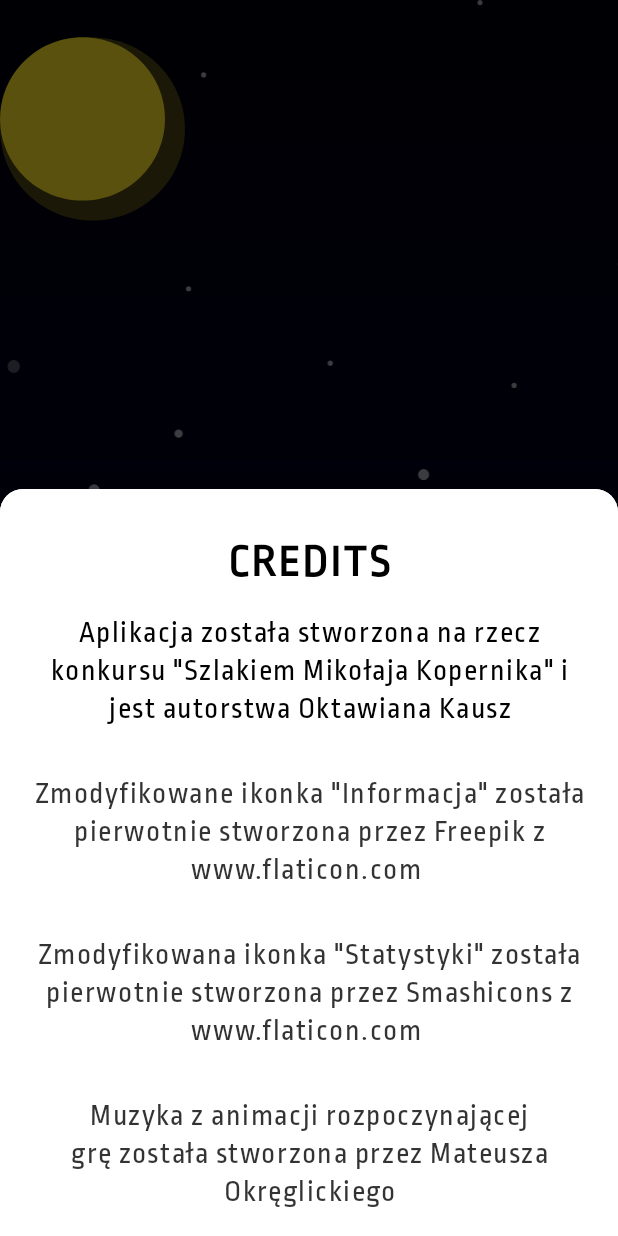
After one commit to whycody/ZiemiaKopernika, an Android app: the fragment CreditsBottomSheet placed in its activity, on a phone screen of 412 x 824 dp. The commit adds this screen. Run offline under Robolectric (Android 15) with nearby library versions, the phone set to English and light mode, and no system bars; libraries missing offline, so code that uses them is left out: pl.bclogic.pulsator4droid; plain views replace PulsatorLayout; 3 statements that could not run were skipped.

Commit message:
Added credits

```diff
--- /dev/null
+++ b/app/src/main/java/pl/ziemiakopernika/ziemiakopernika/credits/CreditsBottomSheet.java
@@ -0,0 +1,21 @@
+package pl.ziemiakopernika.ziemiakopernika.credits;
+
+import android.os.Bundle;
+import android.support.annotation.NonNull;
+import android.support.annotation.Nullable;
+import android.support.design.widget.BottomSheetDialogFragment;
+import android.view.LayoutInflater;
+import android.view.View;
+import android.view.ViewGroup;
+
+import pl.ziemiakopernika.ziemiakopernika.R;
+
+public class CreditsBottomSheet extends BottomSheetDialogFragment {
+
+    @Nullable
+    @Override
+    public View onCreateView(@NonNull LayoutInflater inflater, @Nullable ViewGroup container, @Nullable Bundle savedInstanceState) {
+        View view = inflater.inflate(R.layout.activity_credits, container);
+        return view;
+    }
+}
--- a/app/src/main/java/pl/ziemiakopernika/ziemiakopernika/main/MainActivity.java
+++ b/app/src/main/java/pl/ziemiakopernika/ziemiakopernika/main/MainActivity.java
@@ -16,7 +16,7 @@ import pl.ziemiakopernika.ziemiakopernika.R;
 public class MainActivity extends AppCompatActivity implements MainView {
 
     private ImageView earthView;
-    private ImageButton muteBtn, settingsBtn, statisticsBtn;
+    private ImageButton muteBtn, creditsBtn, statisticsBtn;
     private Button startGameBtn;
     private PulsatorLayout pulsatorLayout;
     private View animationView;
@@ -30,7 +30,7 @@ public class MainActivity extends AppCompatActivity implements MainView {
         setContentView(R.layout.activity_main);
         earthView = findViewById(R.id.earth_view);
         muteBtn = findViewById(R.id.mute_btn);
-        settingsBtn = findViewById(R.id.settings_btn);
+        creditsBtn = findViewById(R.id.credits_btn);
         statisticsBtn = findViewById(R.id.statistics_btn);
         pulsatorLayout = findViewById(R.id.pulsator);
         startGameBtn = findViewById(R.id.start_game_btn);
@@ -44,7 +44,7 @@ public class MainActivity extends AppCompatActivity implements MainView {
         pulsatorLayout.start();
         startGameBtn.setOnClickListener(startGameOnClick);
         muteBtn.setOnClickListener(muteOnClick);
-        settingsBtn.setOnClickListener(settingsOnClick);
+        creditsBtn.setOnClickListener(creditsOnClicked);
         statisticsBtn.setOnClickListener(statisticsOnClick);
     }
 
@@ -79,10 +79,10 @@ public class MainActivity extends AppCompatActivity implements MainView {
         }
     };
 
-    private View.OnClickListener settingsOnClick = new View.OnClickListener() {
+    private View.OnClickListener creditsOnClicked = new View.OnClickListener() {
         @Override
         public void onClick(View view) {
-            mainPresenter.settingsClicked();
+            mainPresenter.creditsClicked();
         }
     };
 
--- a/app/src/main/java/pl/ziemiakopernika/ziemiakopernika/main/MainPresenter.java
+++ b/app/src/main/java/pl/ziemiakopernika/ziemiakopernika/main/MainPresenter.java
@@ -14,7 +14,7 @@ public interface MainPresenter {
 
     void muteClicked();
 
-    void settingsClicked();
+    void creditsClicked();
 
     void statisticsClicked();
 }
--- a/app/src/main/java/pl/ziemiakopernika/ziemiakopernika/main/MainPresenterImpl.java
+++ b/app/src/main/java/pl/ziemiakopernika/ziemiakopernika/main/MainPresenterImpl.java
@@ -13,6 +13,7 @@ import java.util.ArrayList;
 import java.util.Random;
 
 import pl.ziemiakopernika.ziemiakopernika.R;
+import pl.ziemiakopernika.ziemiakopernika.credits.CreditsBottomSheet;
 import pl.ziemiakopernika.ziemiakopernika.dao.QuestionsDao;
 import pl.ziemiakopernika.ziemiakopernika.dao.QuestionsDaoImpl;
 import pl.ziemiakopernika.ziemiakopernika.redinfo.RedInfoActivity;
@@ -44,7 +45,7 @@ public class MainPresenterImpl implements MainPresenter, MediaPlayer.OnCompletio
     }
 
     private boolean getMuteBoolean(){
-        return sharedPreferences.getBoolean(MUTE_ENABLED, true);
+        return sharedPreferences.getBoolean(MUTE_ENABLED, false);
     }
 
     @Override
@@ -152,8 +153,9 @@ public class MainPresenterImpl implements MainPresenter, MediaPlayer.OnCompletio
     }
 
     @Override
-    public void settingsClicked() {
-
+    public void creditsClicked() {
+        CreditsBottomSheet creditsBottomSheet = new CreditsBottomSheet();
+        creditsBottomSheet.show(activity.getSupportFragmentManager(), "fragmentManager");
     }
 
     @Override
--- a/app/src/main/java/pl/ziemiakopernika/ziemiakopernika/statistics/StatisticsDaoImpl.java
+++ b/app/src/main/java/pl/ziemiakopernika/ziemiakopernika/statistics/StatisticsDaoImpl.java
@@ -89,7 +89,9 @@ public class StatisticsDaoImpl implements StatisticsDao {
     public double getTimeLeftPerQuestionStatistics() {
         int timeLeftTotal = getTimeLeftTotalStatistics();
         int gamesPlayed = getGamesPlayedStatistics();
-        return (double) Math.round(timeLeftTotal / gamesPlayed * 10) / 50;
+        if(timeLeftTotal!=0 && gamesPlayed!=0)
+            return (double) Math.round(timeLeftTotal / gamesPlayed * 10) / 50;
+        else return 0;
     }
 
     @Override
@@ -128,6 +130,9 @@ public class StatisticsDaoImpl implements StatisticsDao {
 
     @Override
     public int getPercentageOfCoinsHaveStatistics(){
-        return (getCoinsStatistics()*100)/getEarnedCoinsStatistics();
+        if(getEarnedCoinsStatistics()!=0 && getCoinsStatistics() != 0)
+            return (getCoinsStatistics()*100)/getEarnedCoinsStatistics();
+        else
+            return 100;
     }
 }
--- a/app/src/main/java/pl/ziemiakopernika/ziemiakopernika/statistics/StatisticsPresenterImpl.java
+++ b/app/src/main/java/pl/ziemiakopernika/ziemiakopernika/statistics/StatisticsPresenterImpl.java
@@ -53,9 +53,11 @@ public class StatisticsPresenterImpl implements StatisticsPresenter {
                 0, statisticsDao.getCorrectAnswersNumberStatistics());
         progressBarAnimation.setDuration(1000);
         statisticsView.getCorrectAnswersProgressBar().startAnimation(progressBarAnimation);
-        if((statisticsDao.getQuestionsAnsweredStatistics()*100)/statisticsDao.getCorrectAnswersNumberStatistics()>5)
-            statisticsView.getCorrectAnswersProgressBar().setProgressDrawable
-                    (activity.getResources().getDrawable(R.drawable.progress_rounded_drawable));
+        if (statisticsDao.getQuestionsAnsweredStatistics()!=0) {
+            if ((statisticsDao.getQuestionsAnsweredStatistics() * 100) / statisticsDao.getCorrectAnswersNumberStatistics() > 5)
+                statisticsView.getCorrectAnswersProgressBar().setProgressDrawable
+                        (activity.getResources().getDrawable(R.drawable.progress_rounded_drawable));
+        }
     }
 
     private void startEarnedCoinsProgressBarAnimation(){
@@ -76,7 +78,7 @@ public class StatisticsPresenterImpl implements StatisticsPresenter {
         if(correctAnswers>10)
             return "Aż " + correctAnswers + " z nich było prawidłowych, gratulacje!";
         else
-            return correctAnswers + " z nich było prawidłowych, gratulacje!";
+            return correctAnswers + " z nich było prawidłowych";
     }
 
     private String getEarnedCoinsText(){
@@ -84,8 +86,16 @@ public class StatisticsPresenterImpl implements StatisticsPresenter {
     }
 
     private String getSpentCoinsText(){
-        return "Wydałeś już " + statisticsDao.getSpentCoinsStatistics() + " z nich i posiadasz "
+        if(statisticsDao.getEarnedCoinsStatistics()!=0 && statisticsDao.getSpentCoinsStatistics()!=0)
+            return "Wydałeś już " + statisticsDao.getSpentCoinsStatistics() + " z nich i posiadasz "
                 + statisticsDao.getPercentageOfCoinsHaveStatistics() + "% z całej zgromadzonej sumy";
+        else if(statisticsDao.getEarnedCoinsStatistics()!=0 && statisticsDao.getSpentCoinsStatistics()==0)
+            return "Nie wydałeś jeszcze nic z nich i posiadasz "
+                    + statisticsDao.getPercentageOfCoinsHaveStatistics() + "% z całej zgromadzonej sumy";
+        else if(statisticsDao.getEarnedCoinsStatistics()==0 && statisticsDao.getSpentCoinsStatistics()==0)
+            return "Nie wydałeś jeszcze żadnej monety ani żadnej nie zarobiłeś. Czas rozegrać rundę!";
+        else
+            return "Jeszcze nic nie zarobiłeś. Na co czekasz?";
     }
 
     private String getLifebuoyText(){
--- /dev/null
+++ b/app/src/main/res/layout/activity_credits.xml
@@ -0,0 +1,89 @@
+<?xml version="1.0" encoding="utf-8"?>
+<android.support.v4.widget.NestedScrollView
+    xmlns:android="http://schemas.android.com/apk/res/android"
+    xmlns:app="http://schemas.android.com/apk/res-auto"
+    xmlns:tools="http://schemas.android.com/tools"
+    android:layout_width="match_parent"
+    android:layout_height="match_parent"
+    android:background="@drawable/rectangle_layout_white">
+
+    <android.support.constraint.ConstraintLayout
+        android:layout_width="match_parent"
+        android:layout_height="match_parent"
+        android:layout_marginStart="16dp"
+        android:layout_marginEnd="16dp"
+        android:layout_marginBottom="16dp">
+
+        <TextView
+            android:id="@+id/textView1"
+            style="@style/SummaryTextStyle"
+            android:layout_width="wrap_content"
+            android:layout_height="wrap_content"
+            android:layout_marginTop="32dp"
+            android:lineSpacingExtra="5dp"
+            android:letterSpacing="0.05"
+            android:textSize="30sp"
+            android:textStyle="bold"
+            android:text="CREDITS"
+            app:layout_constraintEnd_toEndOf="parent"
+            app:layout_constraintStart_toStartOf="parent"
+            app:layout_constraintTop_toTopOf="parent" />
+
+        <TextView
+            android:id="@+id/textView2"
+            style="@style/SummaryTextStyle"
+            android:layout_width="wrap_content"
+            android:layout_height="wrap_content"
+            android:layout_marginTop="16dp"
+            android:letterSpacing="0.05"
+            android:lineSpacingExtra="5dp"
+            android:text='Aplikacja została stworzona na rzecz konkursu "Szlakiem Mikołaja Kopernika" i jest autorstwa Oktawiana Kausz'
+            app:layout_constraintEnd_toEndOf="parent"
+            app:layout_constraintStart_toStartOf="parent"
+            app:layout_constraintTop_toBottomOf="@+id/textView1" />
+
+    <TextView
+        android:id="@+id/textView4"
+        style="@style/SummaryTextStyle"
+        android:layout_width="wrap_content"
+        android:layout_height="wrap_content"
+        android:layout_marginTop="32dp"
+        android:alpha="0.8"
+        android:lineSpacingExtra="5dp"
+        android:letterSpacing="0.05"
+        android:text='Zmodyfikowane ikonka "Informacja" została pierwotnie stworzona przez Freepik z www.flaticon.com '
+        app:layout_constraintEnd_toEndOf="parent"
+        app:layout_constraintStart_toStartOf="parent"
+        app:layout_constraintTop_toBottomOf="@+id/textView2" />
+
+        <TextView
+            android:id="@+id/textView7"
+            style="@style/SummaryTextStyle"
+            android:layout_width="wrap_content"
+            android:layout_height="wrap_content"
+            android:layout_marginTop="32dp"
+            android:alpha="0.8"
+            android:letterSpacing="0.05"
+            android:lineSpacingExtra="5dp"
+            android:text='Zmodyfikowana ikonka "Statystyki" została pierwotnie stworzona przez Smashicons z www.flaticon.com '
+            app:layout_constraintEnd_toEndOf="parent"
+            app:layout_constraintStart_toStartOf="parent"
+            app:layout_constraintTop_toBottomOf="@+id/textView4" />
+
+        <TextView
+            android:id="@+id/textView6"
+            style="@style/SummaryTextStyle"
+            android:layout_width="wrap_content"
+            android:layout_height="wrap_content"
+            android:layout_marginTop="32dp"
+            android:alpha="0.8"
+            android:letterSpacing="0.05"
+            android:lineSpacingExtra="5dp"
+            android:text='Muzyka z animacji rozpoczynającej grę została stworzona przez Mateusza Okręglickiego'
+            app:layout_constraintEnd_toEndOf="parent"
+            app:layout_constraintHorizontal_bias="0.0"
+            app:layout_constraintStart_toStartOf="parent"
+            app:layout_constraintTop_toBottomOf="@+id/textView7" />
+
+    </android.support.constraint.ConstraintLayout>
+</android.support.v4.widget.NestedScrollView>
--- a/app/src/main/res/layout/activity_main.xml
+++ b/app/src/main/res/layout/activity_main.xml
@@ -154,14 +154,14 @@
                     android:scaleType="fitCenter" />
 
                 <ImageButton
-                    android:id="@+id/settings_btn"
+                    android:id="@+id/credits_btn"
                     android:layout_width="0dp"
                     android:layout_height="50dp"
                     android:layout_weight="1"
                     android:background="@drawable/gray_button_selector"
                     android:padding="10dp"
                     android:scaleType="fitCenter"
-                    app:srcCompat="@drawable/ic_settings" />
+                    app:srcCompat="@drawable/ic_info" />
 
                 <ImageButton
                     android:id="@+id/statistics_btn"
```
